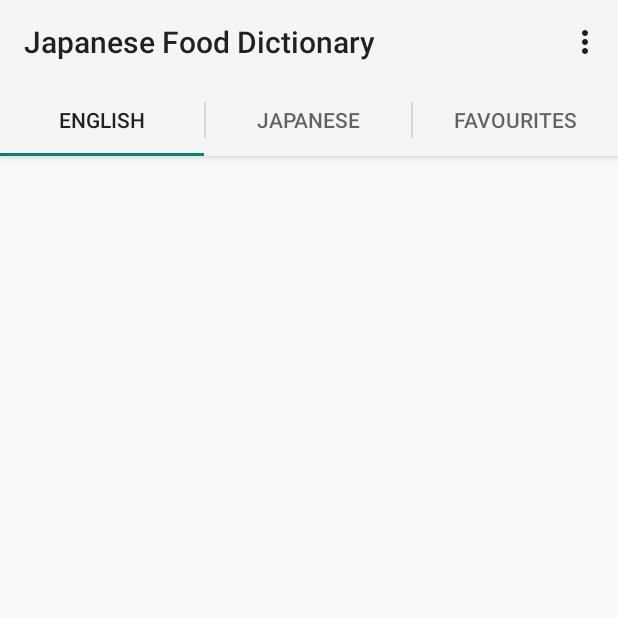
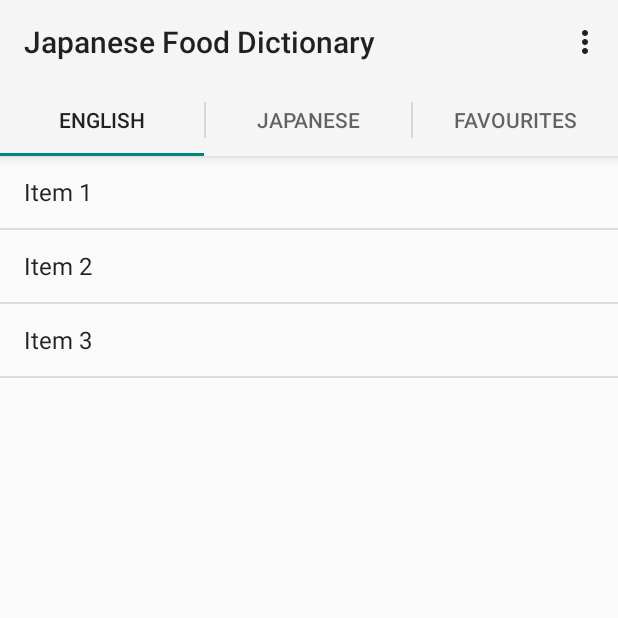
Before and after one commit to KawaiiTech/android-food-dictionary, an Android app: the screen it shows after launch (MainActivity), on a phone screen of 412 x 824 dp, the top half of it. Run offline under Robolectric (Android 15) with nearby library versions, the phone set to English and light mode, and no system bars.

Commit message:
Added CategoriesListFragment

```diff
--- /dev/null
+++ b/app/src/main/java/com/miquelbeltran/japanesefooddictionary/CategoriesListFragment.java
@@ -0,0 +1,139 @@
+package com.miquelbeltran.japanesefooddictionary;
+
+import android.app.Activity;
+import android.os.Bundle;
+import android.support.v4.app.Fragment;
+import android.view.LayoutInflater;
+import android.view.View;
+import android.view.ViewGroup;
+import android.widget.AbsListView;
+import android.widget.AdapterView;
+import android.widget.ArrayAdapter;
+import android.widget.ListAdapter;
+import android.widget.TextView;
+
+import com.miquelbeltran.japanesefooddictionary.dummy.DummyContent;
+
+/**
+ * A fragment representing a list of Items.
+ * <p/>
+ * Large screen devices (such as tablets) are supported by replacing the ListView
+ * with a GridView.
+ * <p/>
+ * Activities containing this fragment MUST implement the {@link OnFragmentInteractionListener}
+ * interface.
+ */
+public class CategoriesListFragment extends Fragment implements AbsListView.OnItemClickListener {
+
+    // TODO: Rename parameter arguments, choose names that match
+    // the fragment initialization parameters, e.g. ARG_ITEM_NUMBER
+    private static final String ARG_PARAM1 = "param1";
+    private static final String ARG_PARAM2 = "param2";
+
+    // TODO: Rename and change types of parameters
+    private String mParam1;
+    private String mParam2;
+
+    private OnFragmentInteractionListener mListener;
+
+    /**
+     * The fragment's ListView/GridView.
+     */
+    private AbsListView mListView;
+
+    /**
+     * The Adapter which will be used to populate the ListView/GridView with
+     * Views.
+     */
+    private ListAdapter mAdapter;
+
+    // TODO: Rename and change types of parameters
+    public static CategoriesListFragment newInstance(String param1, String param2) {
+        CategoriesListFragment fragment = new CategoriesListFragment();
+        Bundle args = new Bundle();
+        args.putString(ARG_PARAM1, param1);
+        args.putString(ARG_PARAM2, param2);
+        fragment.setArguments(args);
+        return fragment;
+    }
+
+    /**
+     * Mandatory empty constructor for the fragment manager to instantiate the
+     * fragment (e.g. upon screen orientation changes).
+     */
+    public CategoriesListFragment() {
+    }
+
+    @Override
+    public void onCreate(Bundle savedInstanceState) {
+        super.onCreate(savedInstanceState);
+
+        if (getArguments() != null) {
+            mParam1 = getArguments().getString(ARG_PARAM1);
+            mParam2 = getArguments().getString(ARG_PARAM2);
+        }
+
+        // TODO: Change Adapter to display your content
+        mAdapter = new ArrayAdapter<DummyContent.DummyItem>(getActivity(),
+                android.R.layout.simple_list_item_1, android.R.id.text1, DummyContent.ITEMS);
+    }
+
+    @Override
+    public View onCreateView(LayoutInflater inflater, ViewGroup container,
+                             Bundle savedInstanceState) {
+        View view = inflater.inflate(R.layout.fragment_categoryitem, container, false);
+
+        // Set the adapter
+        mListView = (AbsListView) view.findViewById(android.R.id.list);
+        ((AdapterView<ListAdapter>) mListView).setAdapter(mAdapter);
+
+        // Set OnItemClickListener so we can be notified on item clicks
+        mListView.setOnItemClickListener(this);
+
+        return view;
+    }
+
+    @Override
+    public void onDetach() {
+        super.onDetach();
+        mListener = null;
+    }
+
+    @Override
+    public void onItemClick(AdapterView<?> parent, View view, int position, long id) {
+        if (null != mListener) {
+            // Notify the active callbacks interface (the activity, if the
+            // fragment is attached to one) that an item has been selected.
+            mListener.onFragmentInteraction(DummyContent.ITEMS.get(position).id);
+        }
+    }
+
+    /**
+     * The default content for this Fragment has a TextView that is shown when
+     * the list is empty. If you would like to change the text, call this method
+     * to supply the text it should use.
+     */
+    public void setEmptyText(CharSequence emptyText) {
+        View emptyView = mListView.getEmptyView();
+
+        if (emptyView instanceof TextView) {
+            ((TextView) emptyView).setText(emptyText);
+        }
+    }
+
+    /**
+     * This interface must be implemented by activities that contain this
+     * fragment to allow an interaction in this fragment to be communicated
+     * to the activity and potentially other fragments contained in that
+     * activity.
+     * <p/>
+     * See the Android Training lesson <a href=
+     * "http://developer.android.com/training/basics/fragments/communicating.html"
+     * >Communicating with Other Fragments</a> for more information.
+     */
+    public interface OnFragmentInteractionListener {
+        // TODO: Update argument type and name
+        public void onFragmentInteraction(String id);
+    }
+
+}
--- a/app/src/main/java/com/miquelbeltran/japanesefooddictionary/MainActivity.java
+++ b/app/src/main/java/com/miquelbeltran/japanesefooddictionary/MainActivity.java
@@ -1,19 +1,22 @@
 package com.miquelbeltran.japanesefooddictionary;
 
 import android.app.ActionBar;
-import android.app.Activity;
 import android.app.FragmentTransaction;
 import android.os.Bundle;
+import android.support.v4.app.Fragment;
+import android.support.v4.app.FragmentActivity;
+import android.support.v4.app.FragmentPagerAdapter;
+import android.support.v4.view.ViewPager;
 import android.view.Menu;
 import android.view.MenuItem;
 
-public class MainActivity extends Activity {
+public class MainActivity extends FragmentActivity {
 
     @Override
     protected void onCreate(Bundle savedInstanceState) {
         super.onCreate(savedInstanceState);
         setContentView(R.layout.activity_main);
-
+        final ViewPager pager = setupComponents();
         final ActionBar actionBar = getActionBar();
 
         // Specify that tabs should be displayed in the action bar.
@@ -23,6 +26,7 @@ public class MainActivity extends Activity {
         ActionBar.TabListener tabListener = new ActionBar.TabListener() {
             public void onTabSelected(ActionBar.Tab tab, FragmentTransaction ft) {
                 // show the given tab
+                pager.setCurrentItem(tab.getPosition());
             }
 
             public void onTabUnselected(ActionBar.Tab tab, FragmentTransaction ft) {
@@ -38,6 +42,12 @@ public class MainActivity extends Activity {
         addTab("English", actionBar, tabListener);
         addTab("Japanese", actionBar, tabListener);
         addTab("Favourites", actionBar, tabListener);
+        pager.setOnPageChangeListener(new ViewPager.SimpleOnPageChangeListener() {
+            @Override
+            public void onPageSelected(int position) {
+                actionBar.setSelectedNavigationItem(position);
+            }
+        });
     }
 
     private void addTab(String favourites, ActionBar actionBar, ActionBar.TabListener tabListener) {
@@ -45,6 +55,32 @@ public class MainActivity extends Activity {
                 actionBar.newTab()
                         .setText(favourites)
                         .setTabListener(tabListener));
+    }
+
+    private ViewPager setupComponents() {
+        setContentView(R.layout.activity_main);
+        final ViewPager pager = (ViewPager) findViewById(R.id.pager);
+        pager.setAdapter(new FragmentPagerAdapter(getSupportFragmentManager()) {
+            @Override
+            public Fragment getItem(int position) {
+                switch (position) {
+                    case 0:
+                        return new CategoriesListFragment();
+//                    case 1:
+//                        return new JapaneseNamesFragment();
+//                    case 2:
+//                        return new FavouritesFragment();
+                    default:
+                        return new CategoriesListFragment();
+                }
+            }
+
+            @Override
+            public int getCount() {
+                return 3;
+            }
+        });
+        return pager;
     }
 
 
--- /dev/null
+++ b/app/src/main/java/com/miquelbeltran/japanesefooddictionary/dummy/DummyContent.java
@@ -0,0 +1,55 @@
+package com.miquelbeltran.japanesefooddictionary.dummy;
+
+import java.util.ArrayList;
+import java.util.HashMap;
+import java.util.List;
+import java.util.Map;
+
+/**
+ * Helper class for providing sample content for user interfaces created by
+ * Android template wizards.
+ * <p/>
+ * TODO: Replace all uses of this class before publishing your app.
+ */
+public class DummyContent {
+
+    /**
+     * An array of sample (dummy) items.
+     */
+    public static List<DummyItem> ITEMS = new ArrayList<DummyItem>();
+
+    /**
+     * A map of sample (dummy) items, by ID.
+     */
+    public static Map<String, DummyItem> ITEM_MAP = new HashMap<String, DummyItem>();
+
+    static {
+        // Add 3 sample items.
+        addItem(new DummyItem("1", "Item 1"));
+        addItem(new DummyItem("2", "Item 2"));
+        addItem(new DummyItem("3", "Item 3"));
+    }
+
+    private static void addItem(DummyItem item) {
+        ITEMS.add(item);
+        ITEM_MAP.put(item.id, item);
+    }
+
+    /**
+     * A dummy item representing a piece of content.
+     */
+    public static class DummyItem {
+        public String id;
+        public String content;
+
+        public DummyItem(String id, String content) {
+            this.id = id;
+            this.content = content;
+        }
+
+        @Override
+        public String toString() {
+            return content;
+        }
+    }
+}
```
Also changed, not shown: app/src/main/res/layout/fragment_categoryitem_grid.xml (added, +13 -0 lines), app/src/main/res/layout/fragment_categoryitem_list.xml (added, +13 -0 lines), app/src/main/res/values-large/refs.xml (added, +12 -0 lines), app/src/main/res/values-sw600dp/refs.xml (added, +12 -0 lines), app/src/main/res/values/refs.xml (added, +12 -0 lines), 1 other file.
